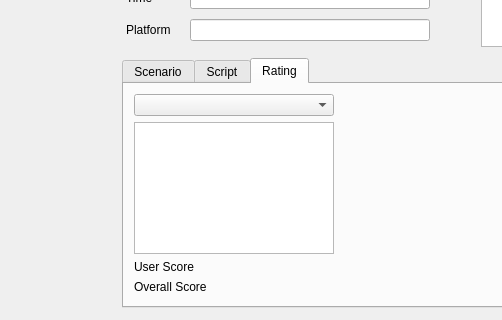
First picture: the form in src/gui/mainwindow.ui, repository windy32/algts, before the edit; both pictures show x 0 to 502 and y 140 to 460 of the 870 by 460 pixel window.
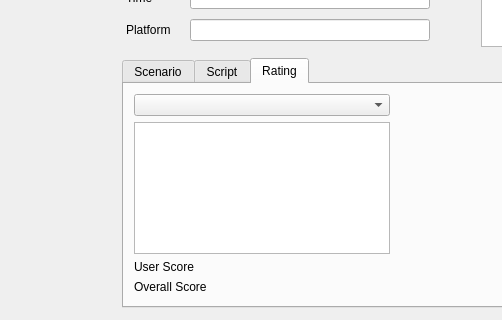
Second picture: the form after the edit. Custom widgets are drawn as their Qt base class.

The edit to the form file:
```diff
--- a/src/gui/mainwindow.ui
+++ b/src/gui/mainwindow.ui
@@ -2701,32 +2701,44 @@
                <widget class="QComboBox" name="cmbP53User">
                 <property name="minimumSize">
                  <size>
-                  <width>200</width>
+                  <width>256</width>
                   <height>0</height>
                  </size>
                 </property>
                 <property name="maximumSize">
                  <size>
-                  <width>200</width>
+                  <width>256</width>
                   <height>16777215</height>
                  </size>
                 </property>
                </widget>
               </item>
               <item>
-               <widget class="QListView" name="lstP53Tasks">
+               <widget class="QTableView" name="lstP53Tasks">
                 <property name="minimumSize">
                  <size>
-                  <width>200</width>
+                  <width>256</width>
                   <height>0</height>
                  </size>
                 </property>
                 <property name="maximumSize">
                  <size>
-                  <width>200</width>
+                  <width>256</width>
                   <height>16777215</height>
                  </size>
                 </property>
+                <property name="editTriggers">
+                 <set>QAbstractItemView::NoEditTriggers</set>
+                </property>
+                <property name="selectionMode">
+                 <enum>QAbstractItemView::SingleSelection</enum>
+                </property>
+                <property name="selectionBehavior">
+                 <enum>QAbstractItemView::SelectRows</enum>
+                </property>
+                <attribute name="verticalHeaderVisible">
+                 <bool>false</bool>
+                </attribute>
                </widget>
               </item>
               <item>
```
